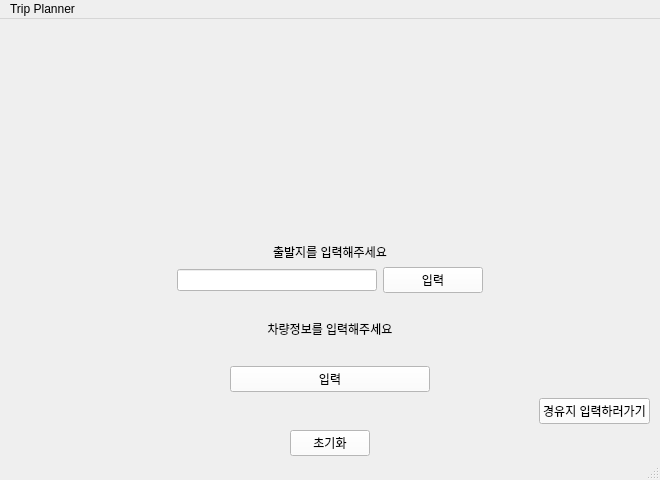
Before: the Qt Designer form src/main.ui in wooing1084/TripPlanner, drawn with Qt 5.
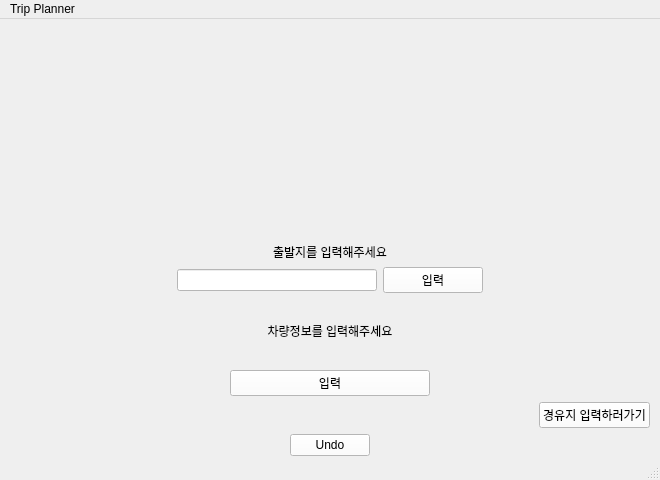
After: the same form once the commit is applied. Icons and pictures are not drawn.

Patch:
```diff
--- a/src/main.ui
+++ b/src/main.ui
@@ -261,7 +261,7 @@
           <string notr="true">background-color: rgb(255, 255, 255);</string>
          </property>
          <property name="text">
-          <string>초기화</string>
+          <string>Undo</string>
          </property>
         </widget>
        </item>
```
